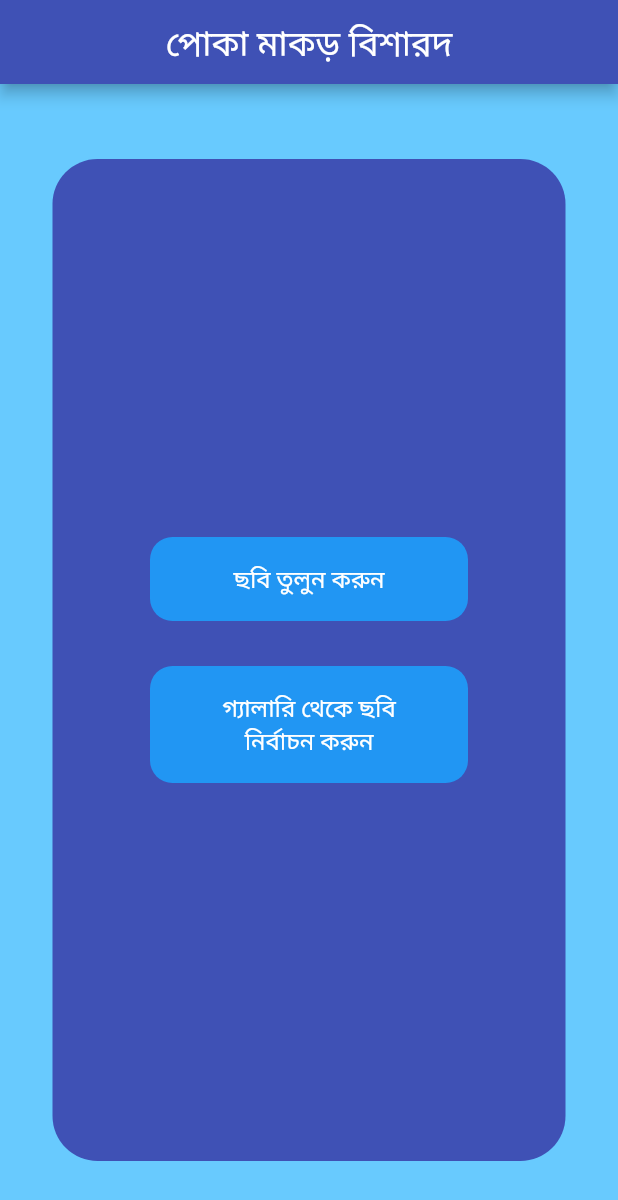
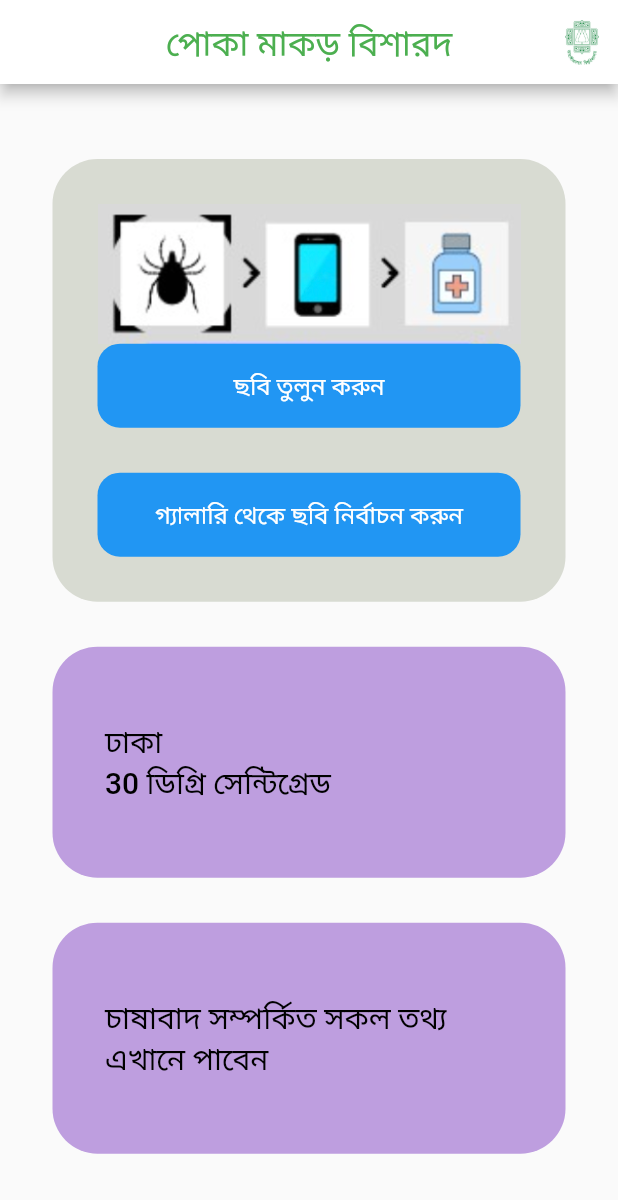
Before and after one commit to imSaharukh/pokamakor-bisharod, a Flutter app: the screen it shows after launch, on a phone screen of 412 x 824 dp. Shown: the top 1200 px of the screen. Run offline on Flutter 3.47's test engine with Material 2 defaults, Android fonts, the phone set to English and light mode, and no system bars; our stand-ins replace image_picker; missing offline and left inert: tflite.

```diff
--- a/lib/home.dart
+++ b/lib/home.dart
@@ -4,6 +4,7 @@ import 'package:flutter/material.dart';
 import 'package:flutter/services.dart';
 import 'package:tflite/tflite.dart';
 import 'package:image_picker/image_picker.dart';
+import 'package:url_launcher/url_launcher.dart';
 
 import 'details.dart';
 import 'model.dart';
@@ -119,25 +120,39 @@ class _HomeState extends State<Home> {
   Widget build(BuildContext context) {
     return Scaffold(
       appBar: AppBar(
-        backgroundColor: Colors.indigo,
+        backgroundColor: Colors.white,
         centerTitle: true,
+        actions: [
+          //png image
+          IconButton(
+            icon: Image.asset(
+              'assets/ju.png',
+              height: 30,
+              width: 30,
+            ),
+            onPressed: () {},
+          ),
+        ],
         title: Text(
           'পোকা মাকড় বিশারদ',
           style: TextStyle(
-            color: Colors.white,
+            color: Colors.green,
             fontWeight: FontWeight.w500,
             fontSize: 23,
           ),
         ),
       ),
-      body: Container(
-        color: Color.fromRGBO(68, 190, 255, 0.8),
+      body: SingleChildScrollView(
+        child: Container(
           padding: EdgeInsets.symmetric(horizontal: 35, vertical: 50),
+          child: Column(
+            children: [
+              Container(
                 child: Container(
                   alignment: Alignment.center,
                   padding: EdgeInsets.all(30),
                   decoration: BoxDecoration(
-            color: Colors.indigo,
+                    color: Color(0xffD8DBD2),
                     borderRadius: BorderRadius.circular(30),
                   ),
                   child: Column(
@@ -147,61 +162,28 @@ class _HomeState extends State<Home> {
                         child: Center(
                           child: _loading == true
                               ? null //show nothing if no picture selected
-                      : Container(
-                          // child: Column(
-                          //   children: [
-                          //     Container(
-                          //       height: MediaQuery.of(context).size.width * 0.5,
-                          //       width: MediaQuery.of(context).size.width * 0.5,
-                          //       child: ClipRRect(
-                          //         borderRadius: BorderRadius.circular(30),
-                          //         child: Image.file(
-                          //           _image,
-                          //           fit: BoxFit.fill,
-                          //         ),
-                          //       ),
-                          //     ),
-                          //     Divider(
-                          //       height: 25,
-                          //       thickness: 1,
-                          //     ),
-                          //     // ignore: unnecessary_null_comparison
-                          //     _output != null
-                          //         ? Text(
-                          //             'The animal is: ${_output[0]['label']}',
-                          //             style: TextStyle(
-                          //               color: Colors.white,
-                          //               fontSize: 18,
-                          //               fontWeight: FontWeight.w400,
-                          //             ),
-                          //           )
-                          //         : Container(),
-                          //     Divider(
-                          //       height: 25,
-                          //       thickness: 1,
-                          //     ),
-                          //   ],
-                          // ),
-                          ),
+                              : Container(),
                         ),
                       ),
                       Container(
                         child: Column(
                           children: [
+                            Image.asset("assets/ss.png"),
                             GestureDetector(
                               onTap: pickImage,
                               child: Container(
-                        width: MediaQuery.of(context).size.width - 200,
+                                // width: MediaQuery.of(context).size.width - 200,
                                 alignment: Alignment.center,
-                        padding:
-                            EdgeInsets.symmetric(horizontal: 24, vertical: 17),
+                                padding: EdgeInsets.symmetric(
+                                    horizontal: 24, vertical: 17),
                                 decoration: BoxDecoration(
                                   color: Colors.blue,
                                   borderRadius: BorderRadius.circular(15),
                                 ),
                                 child: Text(
                                   'ছবি তুলুন করুন',
-                          style: TextStyle(color: Colors.white, fontSize: 16),
+                                  style: TextStyle(
+                                      color: Colors.white, fontSize: 16),
                                 ),
                               ),
                             ),
@@ -209,10 +191,10 @@ class _HomeState extends State<Home> {
                             GestureDetector(
                               onTap: pickGalleryImage,
                               child: Container(
-                        width: MediaQuery.of(context).size.width - 200,
+                                // width: MediaQuery.of(context).size.width - 200,
                                 alignment: Alignment.center,
-                        padding:
-                            EdgeInsets.symmetric(horizontal: 24, vertical: 17),
+                                padding: EdgeInsets.symmetric(
+                                    horizontal: 24, vertical: 17),
                                 decoration: BoxDecoration(
                                   color: Colors.blue,
                                   borderRadius: BorderRadius.circular(15),
@@ -220,7 +202,8 @@ class _HomeState extends State<Home> {
                                 child: Text(
                                   'গ্যালারি থেকে ছবি নির্বাচন করুন',
                                   textAlign: TextAlign.center,
-                          style: TextStyle(color: Colors.white, fontSize: 16),
+                                  style: TextStyle(
+                                      color: Colors.white, fontSize: 16),
                                 ),
                               ),
                             ),
@@ -231,6 +214,62 @@ class _HomeState extends State<Home> {
                   ),
                 ),
               ),
+              SizedBox(height: 30),
+              InkWell(
+                onTap: () {
+                  //open url
+                  launch(
+                      'https://www.accuweather.com/en/bd/dhaka/28143/weather-forecast/28143');
+                },
+                child: Container(
+                  width: 600,
+                  padding: EdgeInsets.symmetric(horizontal: 35, vertical: 50),
+                  decoration: BoxDecoration(
+                    color: Color(0xffBE9EDF),
+                    borderRadius: BorderRadius.all(
+                      Radius.circular(30),
+                    ),
+                  ),
+                  child: Row(
+                    children: [
+                      Text('ঢাকা \n30 ডিগ্রি সেন্টিগ্রেড',
+                          style: TextStyle(
+                            color: Colors.black,
+                            fontWeight: FontWeight.w500,
+                            fontSize: 20,
+                          )),
+                    ],
+                  ),
+                ),
+              ),
+              SizedBox(height: 30),
+              InkWell(
+                onTap: () {
+                  //open url
+                  launch(
+                      'http://www.bmda.gov.bd/site/page/dbd79668-bd37-4e84-a396-b599bc0b040b/%E0%A6%AA%E0%A7%8D%E0%A6%B0%E0%A6%B6%E0%A6%BF%E0%A6%95%E0%A7%8D%E0%A6%B7%E0%A6%A8-%E0%A6%93-%E0%A6%9A%E0%A6%BE%E0%A6%B7%E0%A6%BE%E0%A6%AC%E0%A6%BE%E0%A6%A6-%E0%A6%B8%E0%A6%82%E0%A6%95%E0%A7%8D%E0%A6%B0%E0%A6%BE%E0%A6%A8%E0%A7%8D%E0%A6%A4-%E0%A6%AE%E0%A7%8D%E0%A6%AF%E0%A6%BE%E0%A6%A8%E0%A7%81%E0%A7%9F%E0%A6%BE%E0%A6%B2');
+                },
+                child: Container(
+                  width: 600,
+                  padding: EdgeInsets.symmetric(horizontal: 35, vertical: 50),
+                  decoration: BoxDecoration(
+                    color: Color(0xffBE9EDF),
+                    borderRadius: BorderRadius.all(
+                      Radius.circular(30),
+                    ),
+                  ),
+                  child: Text('চাষাবাদ সম্পর্কিত সকল তথ্য এখানে পাবেন',
+                      style: TextStyle(
+                        color: Colors.black,
+                        fontWeight: FontWeight.w500,
+                        fontSize: 20,
+                      )),
+                ),
+              )
+            ],
+          ),
+        ),
+      ),
     );
   }
 }
--- a/pubspec.yaml
+++ b/pubspec.yaml
@@ -21,6 +21,7 @@ dependencies:
   # For app logo and Splash Screen
   flutter_launcher_icons: ^0.9.1
   flutter_native_splash: ^1.2.1
+  url_launcher: ^6.1.7
 
 flutter_native_splash:
   color: "#E0F3FD"
```
Also changed, not shown: lib/details.dart (+20 -19 lines), assets/icons/logo.png, assets/ju.png (added), assets/ss.png (added), pubspec.lock, 21 other files. Lines whose indentation alone changed are shown as unchanged.
